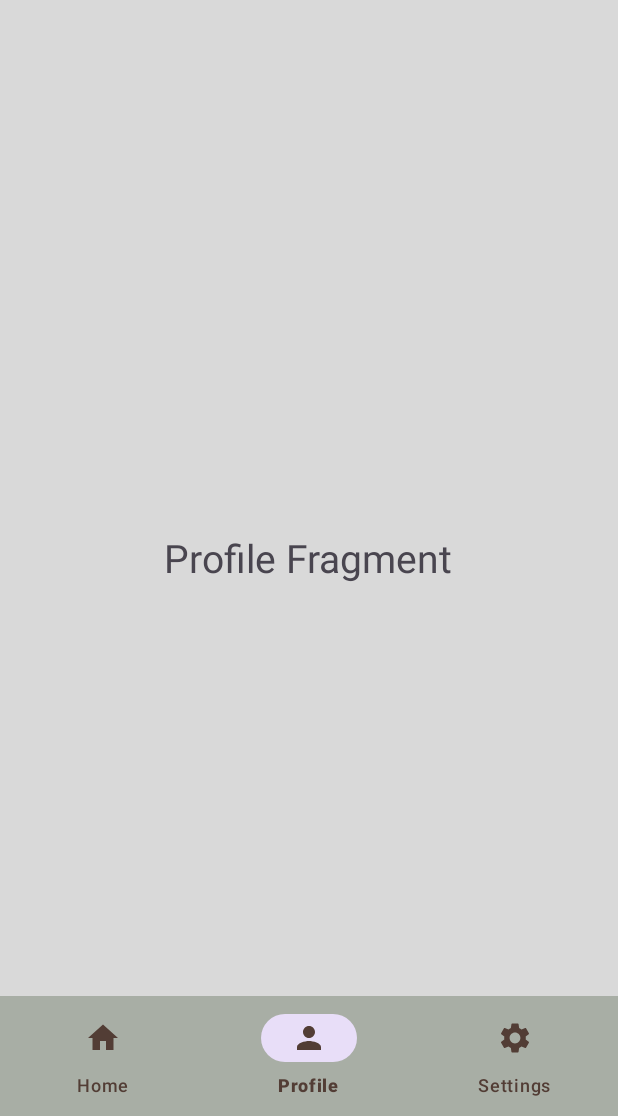
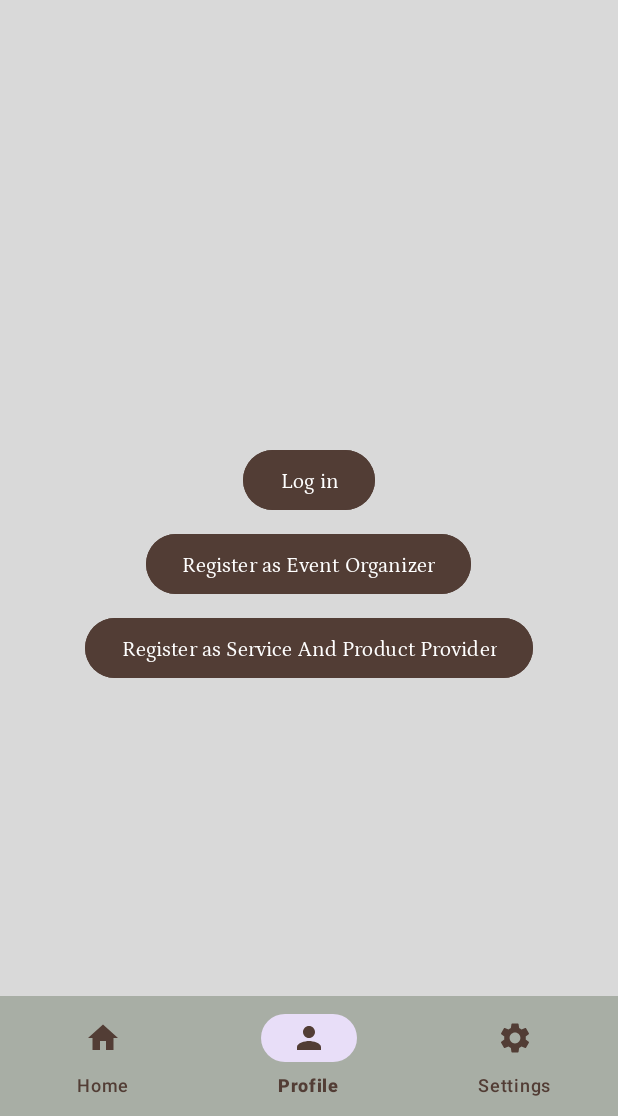
Before and after one commit to kzi-nastava/ma-project-event-planner-siit-2024-team-14, an Android app: the screen it shows after launch (MainActivity), item 2 of the bottom bar chosen, on a phone screen of 412 x 824 dp, the part 120-1236 px from its top. Run offline under Robolectric (Android 15) with nearby library versions, the phone set to English and light mode, and no system bars.

```diff
--- a/app/src/main/java/com/example/eventplanner/ProfileFragment.java
+++ b/app/src/main/java/com/example/eventplanner/ProfileFragment.java
@@ -1,64 +1,62 @@
 package com.example.eventplanner;
 
+import android.content.Intent;
 import android.os.Bundle;
-
 import androidx.fragment.app.Fragment;
-
 import android.view.LayoutInflater;
 import android.view.View;
 import android.view.ViewGroup;
+import android.widget.Button;
 
-/**
- * A simple {@link Fragment} subclass.
- * Use the {@link ProfileFragment#newInstance} factory method to
- * create an instance of this fragment.
- */
 public class ProfileFragment extends Fragment {
 
-    // TODO: Rename parameter arguments, choose names that match
-    // the fragment initialization parameters, e.g. ARG_ITEM_NUMBER
-    private static final String ARG_PARAM1 = "param1";
-    private static final String ARG_PARAM2 = "param2";
-
-    // TODO: Rename and change types of parameters
-    private String mParam1;
-    private String mParam2;
-
+    // Default constructor
     public ProfileFragment() {
         // Required empty public constructor
-    }
-
-    /**
-     * Use this factory method to create a new instance of
-     * this fragment using the provided parameters.
-     *
-     * @param param1 Parameter 1.
-     * @param param2 Parameter 2.
-     * @return A new instance of fragment ProfileFragment.
-     */
-    // TODO: Rename and change types and number of parameters
-    public static ProfileFragment newInstance(String param1, String param2) {
-        ProfileFragment fragment = new ProfileFragment();
-        Bundle args = new Bundle();
-        args.putString(ARG_PARAM1, param1);
-        args.putString(ARG_PARAM2, param2);
-        fragment.setArguments(args);
-        return fragment;
-    }
-
-    @Override
-    public void onCreate(Bundle savedInstanceState) {
-        super.onCreate(savedInstanceState);
-        if (getArguments() != null) {
-            mParam1 = getArguments().getString(ARG_PARAM1);
-            mParam2 = getArguments().getString(ARG_PARAM2);
-        }
     }
 
     @Override
     public View onCreateView(LayoutInflater inflater, ViewGroup container,
                              Bundle savedInstanceState) {
         // Inflate the layout for this fragment
-        return inflater.inflate(R.layout.fragment_profile, container, false);
+        View view = inflater.inflate(R.layout.fragment_profile, container, false);
+
+        // Find buttons by their ID
+        Button loginButton = view.findViewById(R.id.login_button);
+        Button registerEoButton = view.findViewById(R.id.register_button_eo);
+        Button registerSppButton = view.findViewById(R.id.register_button_spp);
+
+        // Set the OnClickListener for the login button
+        loginButton.setOnClickListener(new View.OnClickListener() {
+            @Override
+            public void onClick(View v) {
+                // Open LoginActivity
+                Intent intent = new Intent(getActivity(), LoginActivity.class);
+                startActivity(intent);
+            }
+        });
+
+        // Set the OnClickListener for the register as EO button
+        registerEoButton.setOnClickListener(new View.OnClickListener() {
+            @Override
+            public void onClick(View v) {
+                // Open RegistrationEoActivity
+                Intent intent = new Intent(getActivity(), RegistrationEoActivity.class);
+                startActivity(intent);
+            }
+        });
+
+        // Set the OnClickListener for the register as SPP button
+        registerSppButton.setOnClickListener(new View.OnClickListener() {
+            @Override
+            public void onClick(View v) {
+                // Open RegistrationSppActivity
+                Intent intent = new Intent(getActivity(), RegistrationSppActivity.class);
+                startActivity(intent);
+            }
+        });
+
+        return view;
     }
+
 }
--- a/app/src/main/res/layout/fragment_profile.xml
+++ b/app/src/main/res/layout/fragment_profile.xml
@@ -6,12 +6,53 @@
     android:background="#D9D9D9"
     tools:context=".ProfileFragment">
 
-    <!-- TODO: Update blank fragment layout -->
-    <TextView
-        android:layout_width="wrap_content"
+    <!-- Button container (Vertical arrangement) -->
+    <LinearLayout
+        android:layout_width="match_parent"
         android:layout_height="wrap_content"
-        android:text="Profile Fragment"
-        android:textSize="26dp"
-        android:layout_gravity="center"/>
+        android:orientation="vertical"
+        android:layout_gravity="center"
+        android:padding="20dp"
+        android:gravity="center">
+
+        <!-- Login Button -->
+        <Button
+            android:id="@+id/login_button"
+            android:layout_width="wrap_content"
+            android:layout_height="wrap_content"
+            android:text="Log in"
+            android:layout_marginTop="8dp"
+            android:layout_gravity="center_horizontal"
+            android:backgroundTint="#523D35"
+            android:textColor="#FFFFFF"
+            android:textSize="14sp"
+            android:fontFamily="@font/petrona" />
+
+        <!-- Register as EO Button -->
+        <Button
+            android:id="@+id/register_button_eo"
+            android:layout_width="wrap_content"
+            android:layout_height="wrap_content"
+            android:text="Register as Event Organizer"
+            android:layout_marginTop="8dp"
+            android:layout_gravity="center_horizontal"
+            android:backgroundTint="#523D35"
+            android:textColor="#FFFFFF"
+            android:textSize="14sp"
+            android:fontFamily="@font/petrona" />
+
+        <!-- Register as SPP Button -->
+        <Button
+            android:id="@+id/register_button_spp"
+            android:layout_width="wrap_content"
+            android:layout_height="wrap_content"
+            android:text="Register as Service And Product Provider"
+            android:layout_marginTop="8dp"
+            android:layout_gravity="center_horizontal"
+            android:backgroundTint="#523D35"
+            android:textColor="#FFFFFF"
+            android:textSize="14sp"
+            android:fontFamily="@font/petrona" />
+    </LinearLayout>
 
 </FrameLayout>
--- a/gradle/libs.versions.toml
+++ b/gradle/libs.versions.toml
@@ -1,5 +1,5 @@
 [versions]
-agp = "8.7.0"
+agp = "8.7.2"
 junit = "4.13.2"
 junitVersion = "1.2.1"
 espressoCore = "3.6.1"
```
Also changed, not shown: app/src/main/AndroidManifest.xml (+6 -1 lines), app/src/main/java/com/example/eventplanner/LoginActivity.java (added, +33 -0 lines), app/src/main/java/com/example/eventplanner/MainActivity.java (+32 -3 lines), app/src/main/java/com/example/eventplanner/RegistrationSppActivity.java (added, +30 -0 lines), app/src/main/res/layout/login_activity.xml (added, +183 -0 lines), app/src/main/res/layout/registration_eo_activity.xml (added, +264 -0 lines), app/src/main/res/layout/registration_spp_activity.xml (renamed from app/src/main/res/layout/registration_od_activity.xml, +13 -16 lines).
